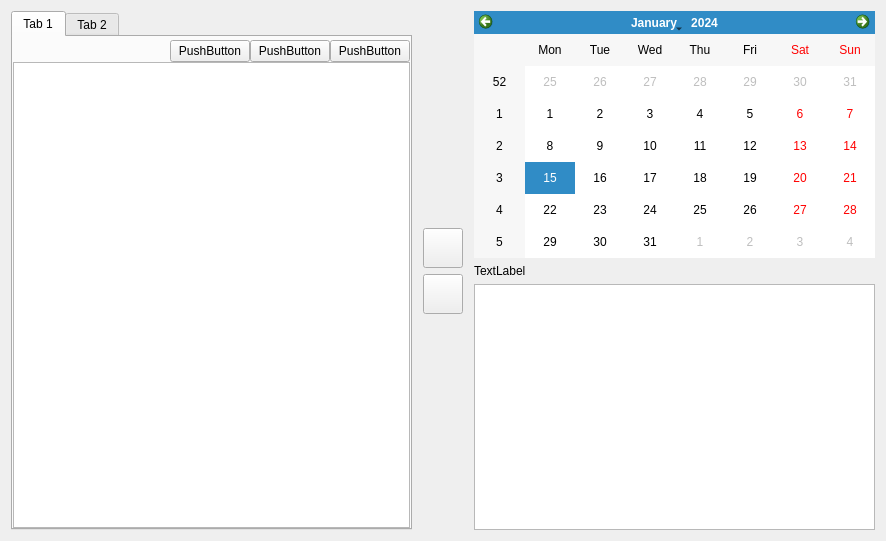
Qt form gui/taskWidget.ui (WatsonJay/tomato_farm) before a commit.
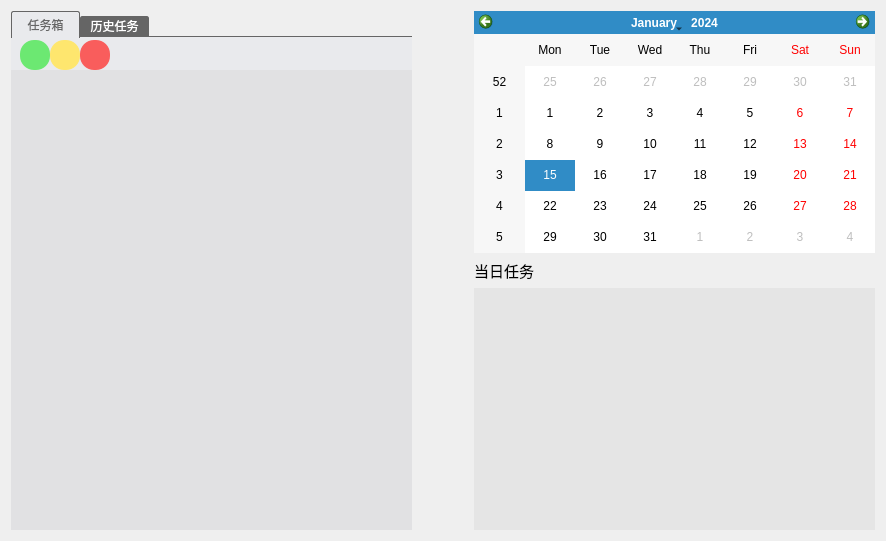
The same form after that commit. The open tabs and pages were chosen to show the change. Icons and pictures are not drawn.

```diff
--- a/gui/taskWidget.ui
+++ b/gui/taskWidget.ui
@@ -18,12 +18,53 @@
     <layout class="QVBoxLayout" name="verticalLayout_2">
      <item>
       <widget class="QTabWidget" name="tabWidget">
+       <property name="styleSheet">
+        <string notr="true">QTabWidget::tab-bar {
+	border: none;
+}
+QTabBar::tab {
+	border: none;
+	border-top-left-radius: 2px;
+	border-top-right-radius: 2px;
+	color: white;
+	border: 1px solid #656565;
+    background:#656565;
+	height: 18px;
+	min-width: 65px;
+	padding-left: 1px;
+	padding-right: 1px;
+}
+QTabBar::tab:hover {
+	color: #656565;
+	background: #E9EAED;
+}
+QTabBar::tab:selected {
+	color: #656565;
+	height: 25px;
+	background: #E9EAED;
+	border-bottom: 1px solid #E9EAED;
+}
+QTabBar::tab:!selected{
+    margin-top:5px;
+}
+
+QTabWidget::pane{
+	border-top: 1px solid #656565;
+	margin-top: -2px;
+}
+#tab,#tab_2,#tab_3,#tab_4{
+    background:#E9EAED;
+}</string>
+       </property>
        <property name="currentIndex">
         <number>1</number>
        </property>
        <widget class="QWidget" name="tab">
+        <property name="styleSheet">
+         <string notr="true"/>
+        </property>
         <attribute name="title">
-         <string>Tab 1</string>
+         <string>任务箱</string>
         </attribute>
         <layout class="QVBoxLayout" name="verticalLayout_4">
          <property name="spacing">
@@ -43,6 +84,111 @@
          </property>
          <item>
           <layout class="QHBoxLayout" name="horizontalLayout">
+           <property name="leftMargin">
+            <number>9</number>
+           </property>
+           <property name="rightMargin">
+            <number>0</number>
+           </property>
+           <item>
+            <widget class="QPushButton" name="addTaskButton">
+             <property name="minimumSize">
+              <size>
+               <width>30</width>
+               <height>30</height>
+              </size>
+             </property>
+             <property name="maximumSize">
+              <size>
+               <width>30</width>
+               <height>30</height>
+              </size>
+             </property>
+             <property name="toolTip">
+              <string>新增</string>
+             </property>
+             <property name="styleSheet">
+              <string notr="true">QPushButton{
+	border:none;
+	border-radius:14px;
+	background:#6CE872;
+}</string>
+             </property>
+             <property name="text">
+              <string/>
+             </property>
+             <property name="icon">
+              <iconset resource="../icon/icons.qrc">
+               <normaloff>:/icon/plus.png</normaloff>:/icon/plus.png</iconset>
+             </property>
+            </widget>
+           </item>
+           <item>
+            <widget class="QPushButton" name="modifTaskButton">
+             <property name="minimumSize">
+              <size>
+               <width>30</width>
+               <height>30</height>
+              </size>
+             </property>
+             <property name="maximumSize">
+              <size>
+               <width>30</width>
+               <height>30</height>
+              </size>
+             </property>
+             <property name="toolTip">
+              <string>修改</string>
+             </property>
+             <property name="styleSheet">
+              <string notr="true">QPushButton{
+	border:none;
+	border-radius:14px;
+	background:#FEE66E;
+}</string>
+             </property>
+             <property name="text">
+              <string/>
+             </property>
+             <property name="icon">
+              <iconset resource="../icon/icons.qrc">
+               <normaloff>:/icon/edit.png</normaloff>:/icon/edit.png</iconset>
+             </property>
+            </widget>
+           </item>
+           <item>
+            <widget class="QPushButton" name="delTaskButton">
+             <property name="minimumSize">
+              <size>
+               <width>30</width>
+               <height>30</height>
+              </size>
+             </property>
+             <property name="maximumSize">
+              <size>
+               <width>30</width>
+               <height>30</height>
+              </size>
+             </property>
+             <property name="toolTip">
+              <string>删除</string>
+             </property>
+             <property name="styleSheet">
+              <string notr="true">QPushButton{
+	border:none;
+	border-radius:14px;
+	background:#F95D5C;
+}</string>
+             </property>
+             <property name="text">
+              <string/>
+             </property>
+             <property name="icon">
+              <iconset resource="../icon/icons.qrc">
+               <normaloff>:/icon/delete_white.png</normaloff>:/icon/delete_white.png</iconset>
+             </property>
+            </widget>
+           </item>
            <item>
             <spacer name="horizontalSpacer">
              <property name="orientation">
@@ -56,37 +202,23 @@
              </property>
             </spacer>
            </item>
-           <item>
-            <widget class="QPushButton" name="pushButton">
-             <property name="text">
-              <string>PushButton</string>
-             </property>
-            </widget>
-           </item>
-           <item>
-            <widget class="QPushButton" name="pushButton_2">
-             <property name="text">
-              <string>PushButton</string>
-             </property>
-            </widget>
-           </item>
-           <item>
-            <widget class="QPushButton" name="pushButton_3">
-             <property name="text">
-              <string>PushButton</string>
-             </property>
-            </widget>
-           </item>
           </layout>
          </item>
          <item>
-          <widget class="QListWidget" name="listWidget"/>
+          <widget class="QListWidget" name="TaskListWidget">
+           <property name="styleSheet">
+            <string notr="true">QListWidget{
+	border:none;
+	background-color: rgba(209, 209, 209, 90);
+}</string>
+           </property>
+          </widget>
          </item>
         </layout>
        </widget>
        <widget class="QWidget" name="tab_2">
         <attribute name="title">
-         <string>Tab 2</string>
+         <string>历史任务</string>
         </attribute>
         <layout class="QVBoxLayout" name="verticalLayout_5">
          <property name="spacing">
@@ -148,13 +280,29 @@
          <height>40</height>
         </size>
        </property>
+       <property name="toolTip">
+        <string>添加到当日</string>
+       </property>
+       <property name="styleSheet">
+        <string notr="true">QPushButton{
+	border:none;
+	border-radius:6px;
+}
+QPushButton:hover{
+	background:#c0d5d6;
+}
+QPushButton:pressed{
+	border:1px solid white;
+	background:#c0d5d6;
+}</string>
+       </property>
        <property name="text">
         <string/>
        </property>
        <property name="iconSize">
         <size>
-         <width>16</width>
-         <height>16</height>
+         <width>20</width>
+         <height>20</height>
         </size>
        </property>
       </widget>
@@ -173,9 +321,35 @@
          <height>40</height>
         </size>
        </property>
+       <property name="toolTip">
+        <string>移除选中任务</string>
+       </property>
+       <property name="styleSheet">
+        <string notr="true">QPushButton{
+	border:none;
+	border-radius:6px;
+}
+QPushButton:hover{
+	background:#c0d5d6;
+}
+QPushButton:pressed{
+	border:1px solid white;
+	background:#c0d5d6;
+}</string>
+       </property>
        <property name="text">
         <string/>
        </property>
+       <property name="icon">
+        <iconset resource="../icon/icons.qrc">
+         <normaloff>:/icon/remove.png</normaloff>:/icon/remove.png</iconset>
+       </property>
+       <property name="iconSize">
+        <size>
+         <width>20</width>
+         <height>20</height>
+        </size>
+       </property>
       </widget>
      </item>
      <item>
@@ -200,13 +374,32 @@
      </item>
      <item>
       <widget class="QLabel" name="label_2">
+       <property name="font">
+        <font>
+         <family>Microsoft YaHei UI</family>
+         <pointsize>11</pointsize>
+        </font>
+       </property>
+       <property name="styleSheet">
+        <string notr="true"/>
+       </property>
        <property name="text">
-        <string>TextLabel</string>
+        <string>当日任务</string>
+       </property>
+       <property name="margin">
+        <number>4</number>
        </property>
       </widget>
      </item>
      <item>
-      <widget class="QListWidget" name="listWidget_2"/>
+      <widget class="QListWidget" name="dayTaskListWidget">
+       <property name="styleSheet">
+        <string notr="true">QListWidget{
+	border:none;
+	background-color: rgba(209, 209, 209, 90);
+}</string>
+       </property>
+      </widget>
      </item>
     </layout>
    </item>
```
Left out of the diff: 23 changed lines with no effect on the pictures.
